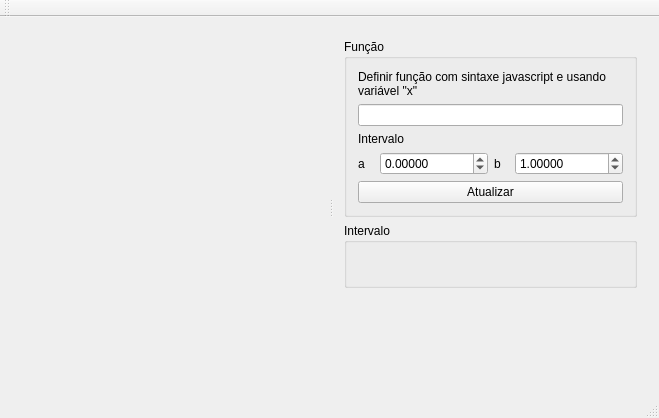
RicardoBusta/Metodos-2, file IntegracaoNumerica/mainwindow.ui: the form before one commit.
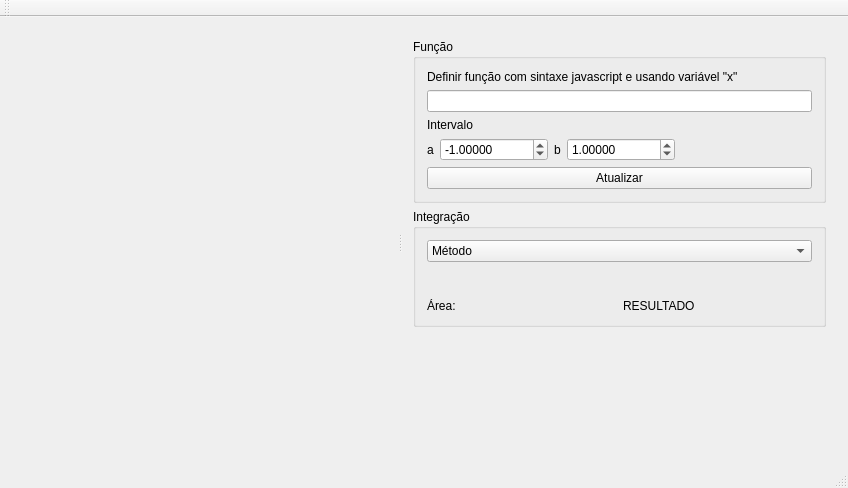
The form after the commit. Custom widgets are drawn as their Qt base class.

Commit message: Ajeitando o plot e preparando interface de integração.

```diff
--- a/IntegracaoNumerica/mainwindow.ui
+++ b/IntegracaoNumerica/mainwindow.ui
@@ -6,8 +6,8 @@
    <rect>
     <x>0</x>
     <y>0</y>
-    <width>659</width>
-    <height>418</height>
+    <width>848</width>
+    <height>488</height>
    </rect>
   </property>
   <property name="windowTitle">
@@ -89,6 +89,9 @@
                <property name="maximum">
                 <double>10000000000000000.000000000000000</double>
                </property>
+               <property name="value">
+                <double>-1.000000000000000</double>
+               </property>
               </widget>
              </item>
              <item>
@@ -114,6 +117,19 @@
                </property>
               </widget>
              </item>
+             <item>
+              <spacer name="horizontalSpacer">
+               <property name="orientation">
+                <enum>Qt::Horizontal</enum>
+               </property>
+               <property name="sizeHint" stdset="0">
+                <size>
+                 <width>40</width>
+                 <height>20</height>
+                </size>
+               </property>
+              </spacer>
+             </item>
             </layout>
            </item>
            <item>
@@ -129,21 +145,41 @@
         <item>
          <widget class="QGroupBox" name="groupBox">
           <property name="title">
-           <string>Intervalo</string>
+           <string>Integração</string>
           </property>
-          <layout class="QHBoxLayout" name="horizontalLayout">
+          <layout class="QVBoxLayout" name="verticalLayout_3">
            <item>
-            <spacer name="horizontalSpacer">
-             <property name="orientation">
-              <enum>Qt::Horizontal</enum>
-             </property>
-             <property name="sizeHint" stdset="0">
-              <size>
-               <width>40</width>
-               <height>20</height>
-              </size>
-             </property>
-            </spacer>
+            <widget class="QComboBox" name="comboBox">
+             <item>
+              <property name="text">
+               <string>Método</string>
+              </property>
+             </item>
+            </widget>
+           </item>
+           <item>
+            <widget class="QStackedWidget" name="stackedWidget">
+             <widget class="QWidget" name="page"/>
+             <widget class="QWidget" name="page_2"/>
+            </widget>
+           </item>
+           <item>
+            <layout class="QHBoxLayout" name="horizontalLayout_5">
+             <item>
+              <widget class="QLabel" name="label_6">
+               <property name="text">
+                <string>Área:</string>
+               </property>
+              </widget>
+             </item>
+             <item>
+              <widget class="QLabel" name="label_5">
+               <property name="text">
+                <string>RESULTADO</string>
+               </property>
+              </widget>
+             </item>
+            </layout>
            </item>
           </layout>
          </widget>
```
Left out of the diff: 2 changed lines with no effect on the pictures. The commit also changes 5 other files.
